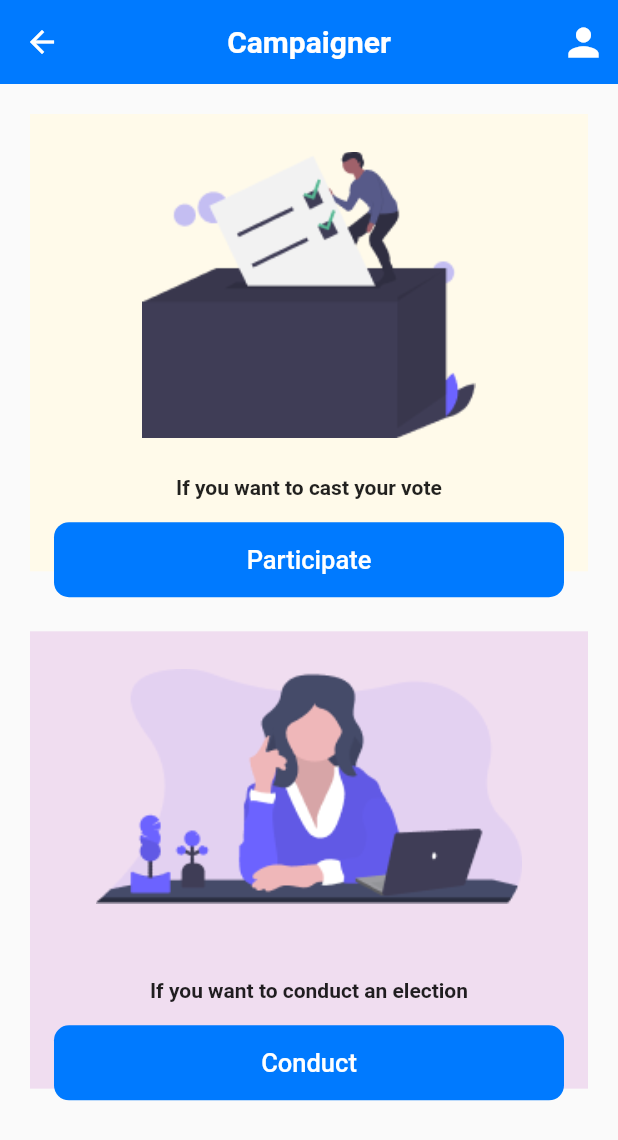
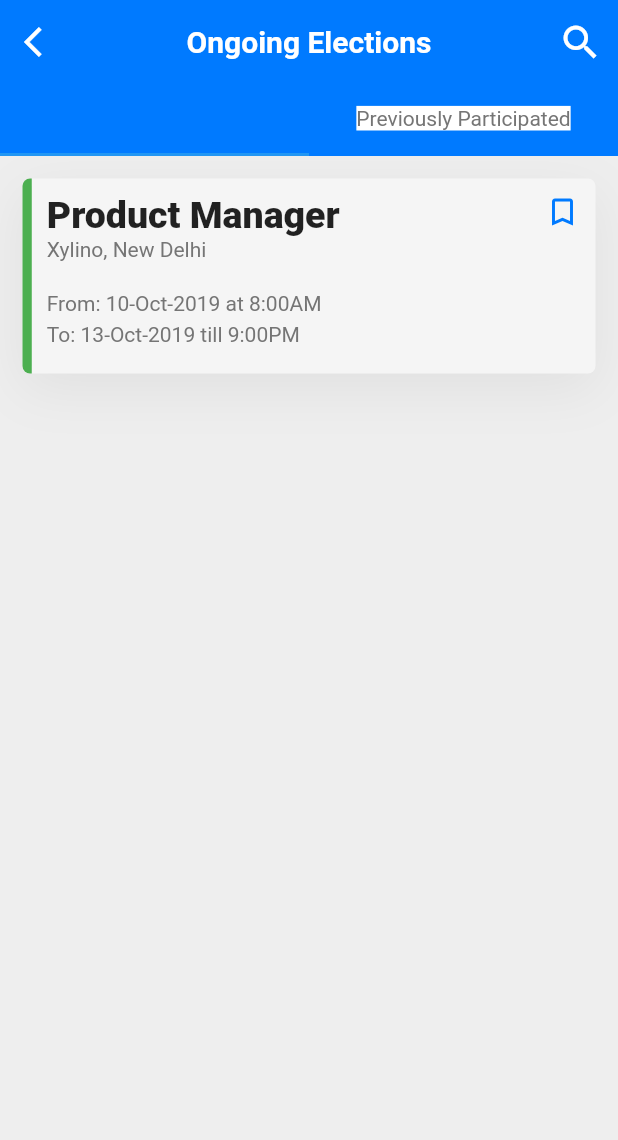
Before and after one commit to pauleke65/campaigner-flutterui, a Flutter app: the HomeScreen screen opened by its route, after a tap on "Participate", on a phone screen of 412 x 824 dp. Shown: the top 1140 px of the screen. Run offline on Flutter 3.47's test engine with Material 2 defaults, Android fonts, the light colour scheme and no system bars; Roboto replaces fonts that are missing (SF Pro Display, SF Pro Text).

Commit message:
Added Election Card

```diff
--- /dev/null
+++ b/lib/custom/election_widget.dart
@@ -0,0 +1,100 @@
+import 'package:flutter/material.dart';
+
+import '../configuration.dart';
+
+class ElectionWidget extends StatelessWidget {
+  const ElectionWidget({Key key, this.width}) : super(key: key);
+  final double width;
+
+  @override
+  Widget build(BuildContext context) {
+    return Container(
+      color: Colors.grey[200],
+      child: InkWell(
+          child: Column(
+        children: [
+          Container(
+            margin: EdgeInsets.all(15),
+            width: width,
+            height: 130,
+            decoration: BoxDecoration(
+              color: Colors.grey[100],
+              borderRadius: BorderRadius.circular(5),
+              boxShadow: [
+                BoxShadow(
+                    color: Colors.grey[300],
+                    blurRadius: 30,
+                    offset: Offset(0, 10))
+              ],
+            ),
+            child: Row(
+              //mainAxisSize: ,
+              mainAxisAlignment: MainAxisAlignment.start,
+              crossAxisAlignment: CrossAxisAlignment.start,
+              children: [
+                Container(
+                  width: width * 0.015,
+                  decoration: BoxDecoration(
+                    color: Colors.green,
+                    borderRadius: BorderRadius.only(
+                      topLeft: Radius.circular(5),
+                      bottomLeft: Radius.circular(5),
+                    ),
+                  ),
+                ),
+                SizedBox(width: 10),
+                Expanded(
+                  flex: 2,
+                  child: Column(
+                    crossAxisAlignment: CrossAxisAlignment.start,
+                    children: [
+                      SizedBox(height: 10),
+                      Text(
+                        "Product Manager",
+                        style: TextStyle(
+                          fontWeight: FontWeight.w800,
+                          fontSize: 25,
+                          fontFamily: 'SF Pro Display',
+                        ),
+                      ),
+                      Text(
+                        "Xylino, New Delhi",
+                        style: TextStyle(
+                          color: Colors.grey[600],
+                        ),
+                      ),
+                      SizedBox(height: 20),
+                      Text(
+                        "From: 10-Oct-2019 at 8:00AM",
+                        style: TextStyle(
+                          color: Colors.grey[600],
+                        ),
+                      ),
+                      SizedBox(height: 5),
+                      Text(
+                        "To: 13-Oct-2019 till 9:00PM",
+                        style: TextStyle(
+                          color: Colors.grey[600],
+                        ),
+                      ),
+                    ],
+                  ),
+                ),
+                Align(
+                  alignment: Alignment.topRight,
+                  child: Padding(
+                    padding: const EdgeInsets.all(10),
+                    child: Icon(
+                      Icons.bookmark_border,
+                      color: primaryColor,
+                    ),
+                  ),
+                )
+              ],
+            ),
+          ),
+        ],
+      )),
+    );
+  }
+}
--- a/lib/main.dart
+++ b/lib/main.dart
@@ -1,4 +1,5 @@
 import 'package:campaigner/screens/home_screen.dart';
+import 'package:campaigner/screens/participate.dart';
 import 'package:campaigner/screens/sign_in.dart';
 import 'package:flutter/material.dart';
 import 'screens/welcome_screen.dart';
@@ -22,6 +23,7 @@ class MyApp extends StatelessWidget {
         '/': (context) => WelcomeScreen(),
         '/signin': (context) => SigninScreen(),
         '/home': (context) => HomeScreen(),
+        '/participate': (context) => ParticipateScreen(),
       },
     );
   }
--- a/lib/screens/home_screen.dart
+++ b/lib/screens/home_screen.dart
@@ -44,7 +44,9 @@ class HomeScreen extends StatelessWidget {
                     style: TextStyle(fontWeight: FontWeight.w600)),
                 SizedBox(height: 15),
                 MaterialButton(
-                  onPressed: () {},
+                  onPressed: () {
+                    Navigator.pushNamed(context, '/participate');
+                  },
                   child: Container(
                     alignment: Alignment.center,
                     width: MediaQuery.of(context).size.width * 0.9,
--- /dev/null
+++ b/lib/screens/participate.dart
@@ -0,0 +1,70 @@
+import 'package:campaigner/configuration.dart';
+import 'package:campaigner/custom/election_widget.dart';
+import 'package:flutter/cupertino.dart';
+import 'package:flutter/material.dart';
+
+class ParticipateScreen extends StatefulWidget {
+  @override
+  _ParticipateScreenState createState() => _ParticipateScreenState();
+}
+
+class _ParticipateScreenState extends State<ParticipateScreen>
+    with TickerProviderStateMixin {
+  TabController _controller;
+
+  @override
+  void initState() {
+    super.initState();
+    _controller = TabController(length: 2, initialIndex: 0, vsync: this);
+  }
+
+  @override
+  Widget build(BuildContext context) {
+    double width = MediaQuery.of(context).size.width;
+    return Scaffold(
+      appBar: AppBar(
+        leading: IconButton(
+          icon: Icon(Icons.arrow_back_ios),
+          onPressed: () {
+            Navigator.pop(context);
+          },
+        ),
+        centerTitle: true,
+        backgroundColor: primaryColor,
+        elevation: 0,
+        title: Text(
+          "Ongoing Elections",
+          style: TextStyle(fontWeight: FontWeight.w600),
+        ),
+        actions: [
+          Padding(
+            padding: const EdgeInsets.symmetric(horizontal: 10, vertical: 8),
+            child: Icon(
+              Icons.search,
+              size: 30,
+            ),
+          ),
+        ],
+        bottom: TabBar(
+          unselectedLabelColor: Colors.grey[600],
+          labelColor: primaryColor,
+          labelStyle: TextStyle(fontWeight: FontWeight.bold),
+          unselectedLabelStyle: TextStyle(
+              fontWeight: FontWeight.w400, backgroundColor: Colors.white),
+          controller: _controller,
+          tabs: [
+            Tab(text: 'Ongoing Elections'),
+            Tab(text: 'Previously Participated'),
+          ],
+        ),
+      ),
+      body: TabBarView(
+        controller: _controller,
+        children: [
+          ElectionWidget(width: width),
+          Switch(value: true, onChanged: (_) {}),
+        ],
+      ),
+    );
+  }
+}
```
Also changed, not shown: 1 other file.
